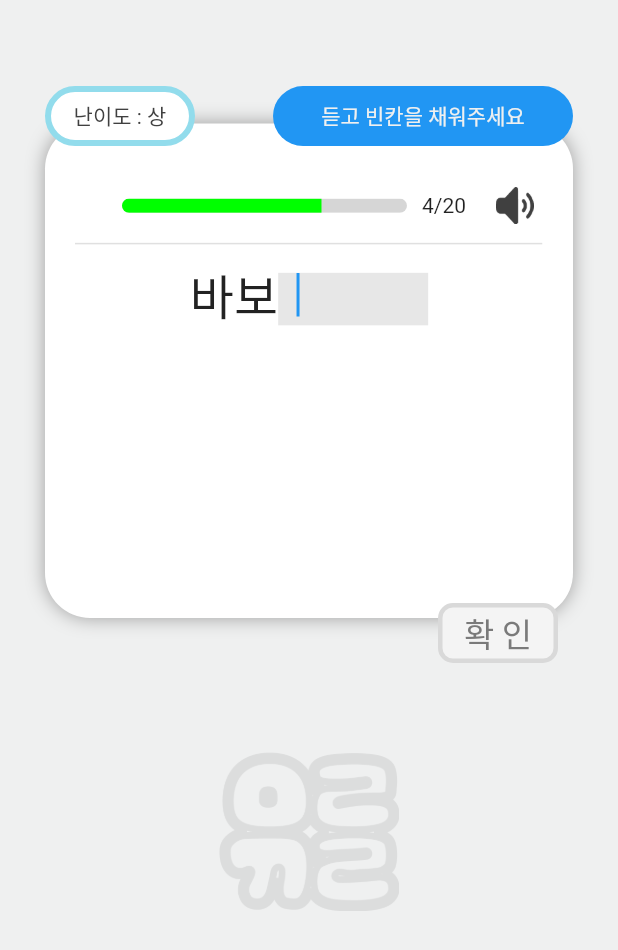
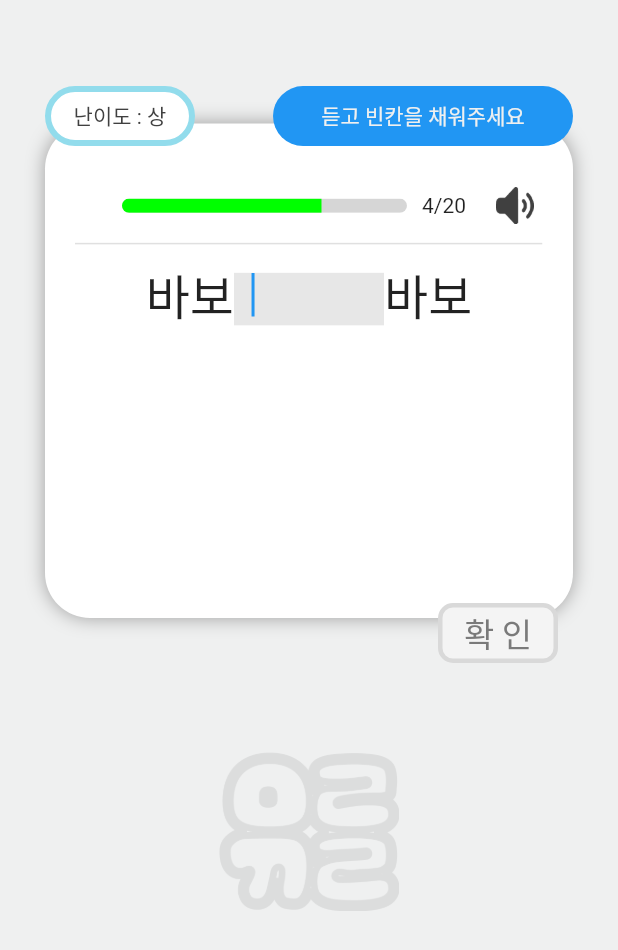
Before and after one commit to TeamDA-ON/Arikkari_Frontend, a Flutter app: the Quiz screen opened directly, on a phone screen of 412 x 824 dp. Shown: the top 950 px of the screen. Run offline on Flutter 3.47's test engine with Material 2 defaults, Android fonts, the phone set to English and light mode, and no system bars; our stand-ins replace flutter_tts, get; Roboto replaces fonts that are missing (Pretendard).

Commit message:
ADD: container type

```diff
--- a/lib/state/quiz/quiz_getx.dart
+++ b/lib/state/quiz/quiz_getx.dart
@@ -4,9 +4,27 @@ import 'package:flutter_project/ui/screen/spelling-quiz/spelling-quiz.dart';
 import 'package:flutter_tts/flutter_tts.dart';
 import 'package:get/get.dart';
 
+Map<String, dynamic> jsonData = {
+  'id': 1,
+  'difficulty': '하',
+  'answer': '문제',
+  'problem1': '문제 앞쪽',
+  'problem2': '문제 뒷쪽',
+  'Commentary': '해설',
+  // "id": 1,
+  // "difficulty": '상',
+  // "problem": '문제설명',
+  // "selection1": '1',
+  // "selection2": '2',
+  // "selection3": '3',
+  // "answer": 2,
+  // "Commentary": '해설'
+};
+
 class QuizGetx extends GetxController {
   static QuizGetx get to => Get.find();
-  bool isShowButton = true;
+
+  bool isShowButton = jsonData['problem1'] != null ?? true;
   String answerIsCollect = "Normal";
 
   final quiz = Spelling_Quiz(
@@ -51,7 +69,7 @@ class QuizGetx extends GetxController {
     }
   }
 
-  checkAnswer() {
+  void checkAnswer() {
     // textEditController의 값이랑 비교하면 됨
     // 여기에 답을 확인하는 로직 작성
     // 정답이면 answerIsCollect = "collect"
--- a/lib/ui/widgets/constants/quizContainer/solve_quiz_container.dart
+++ b/lib/ui/widgets/constants/quizContainer/solve_quiz_container.dart
@@ -53,6 +53,7 @@ Stack solveQuizContainer({
                   ),
                 ),
                 const Text('4/20'),
+                if (isTypeSpelling ?? true)
                   Padding(
                     padding: const EdgeInsets.only(left: 20.0),
                     child: GestureDetector(
@@ -85,6 +86,7 @@ Stack solveQuizContainer({
                       fontSize: 32,
                     ),
                   ),
+                  if (isTypeSpelling ?? true)
                     Container(
                       margin: const EdgeInsets.only(top: 9),
                       width: 100,
@@ -101,6 +103,13 @@ Stack solveQuizContainer({
                           filled: true,
                           fillColor: Color(0xFFE7E7E7),
                         ),
+                      ),
+                    ),
+                  if (isTypeSpelling ?? true)
+                    Text(
+                      problemText, // 가져온 데이터의 일부를 표시
+                      style: const TextStyle(
+                        fontSize: 32,
                       ),
                     ),
                 ],
```
Lines whose indentation alone changed are shown as unchanged.
